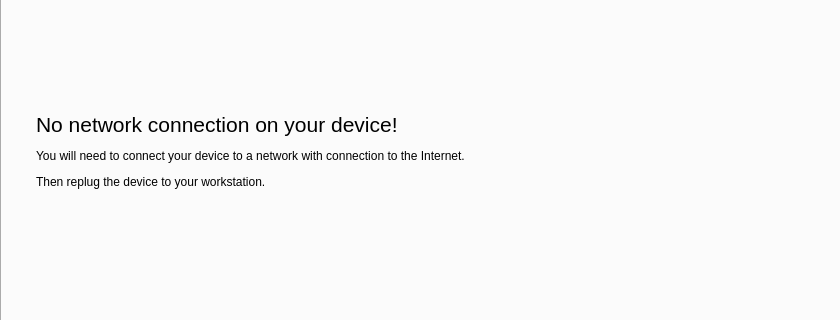
This is src/ubuntu/ubuntudeviceswidget.ui in runelabs/qtcreator-plugin-ubuntu as Qt 5 draws it before an edit; both pictures show x 0 to 840 and y 257 to 577 of the 1456 by 741 pixel window. The edited form follows.
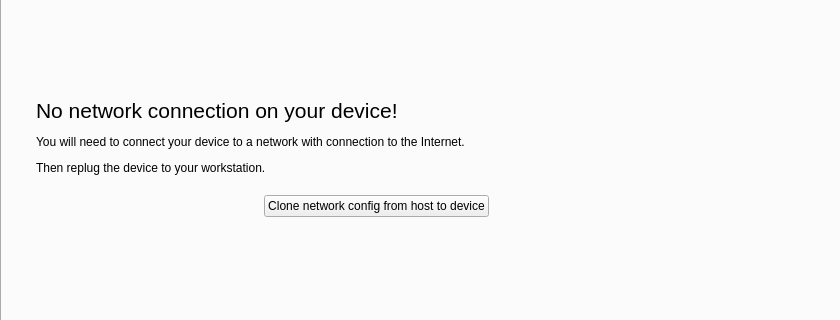
This is the edited form. The open tabs and pages were chosen to show the change. Custom widgets are drawn as their Qt base class.

Patch:
```diff
--- a/src/ubuntu/ubuntudeviceswidget.ui
+++ b/src/ubuntu/ubuntudeviceswidget.ui
@@ -358,42 +358,6 @@
                       </layout>
                      </widget>
                     </item>
-                    <item>
-                     <widget class="QFrame" name="frameNoNetwork">
-                      <property name="frameShape">
-                       <enum>QFrame::NoFrame</enum>
-                      </property>
-                      <property name="frameShadow">
-                       <enum>QFrame::Raised</enum>
-                      </property>
-                      <layout class="QVBoxLayout" name="verticalLayout_12">
-                       <item>
-                        <widget class="QLabel" name="lblNoNetwork">
-                         <property name="font">
-                          <font>
-                           <family>Ubuntu</family>
-                           <pointsize>12</pointsize>
-                          </font>
-                         </property>
-                         <property name="text">
-                          <string>Device has no network connection.
-Connect to a wlan or to a wwan and try again.</string>
-                         </property>
-                         <property name="alignment">
-                          <set>Qt::AlignCenter</set>
-                         </property>
-                        </widget>
-                       </item>
-                       <item>
-                        <widget class="QPushButton" name="pushButtonCloneNetworkConfig">
-                         <property name="text">
-                          <string>Clone network config from host to device</string>
-                         </property>
-                        </widget>
-                       </item>
-                      </layout>
-                     </widget>
-                    </item>
                     <item>
                      <widget class="QLabel" name="lblLoading">
                       <property name="text">
@@ -477,7 +441,20 @@
                          </layout>
                         </widget>
                         <widget class="QWidget" name="pageNoNetwork">
-                         <layout class="QVBoxLayout" name="verticalLayout_20">
+                         <layout class="QVBoxLayout" name="verticalLayout_5">
+                          <item>
+                           <spacer name="verticalSpacer">
+                            <property name="orientation">
+                             <enum>Qt::Vertical</enum>
+                            </property>
+                            <property name="sizeHint" stdset="0">
+                             <size>
+                              <width>20</width>
+                              <height>192</height>
+                             </size>
+                            </property>
+                           </spacer>
+                          </item>
                           <item>
                            <widget class="QLabel" name="label_10">
                             <property name="text">
@@ -485,6 +462,56 @@
                             </property>
                            </widget>
                           </item>
+                          <item>
+                           <layout class="QHBoxLayout" name="horizontalLayout_4">
+                            <item>
+                             <spacer name="horizontalSpacer_7">
+                              <property name="orientation">
+                               <enum>Qt::Horizontal</enum>
+                              </property>
+                              <property name="sizeHint" stdset="0">
+                               <size>
+                                <width>40</width>
+                                <height>20</height>
+                               </size>
+                              </property>
+                             </spacer>
+                            </item>
+                            <item>
+                             <widget class="QPushButton" name="pushButtonCloneNetworkConfig">
+                              <property name="text">
+                               <string>Clone network config from host to device</string>
+                              </property>
+                             </widget>
+                            </item>
+                            <item>
+                             <spacer name="horizontalSpacer_8">
+                              <property name="orientation">
+                               <enum>Qt::Horizontal</enum>
+                              </property>
+                              <property name="sizeHint" stdset="0">
+                               <size>
+                                <width>40</width>
+                                <height>20</height>
+                               </size>
+                              </property>
+                             </spacer>
+                            </item>
+                           </layout>
+                          </item>
+                          <item>
+                           <spacer name="verticalSpacer_2">
+                            <property name="orientation">
+                             <enum>Qt::Vertical</enum>
+                            </property>
+                            <property name="sizeHint" stdset="0">
+                             <size>
+                              <width>20</width>
+                              <height>192</height>
+                             </size>
+                            </property>
+                           </spacer>
+                          </item>
                          </layout>
                         </widget>
                        </widget>
```
Left out of the diff: 11 changed lines with no effect on the pictures.
